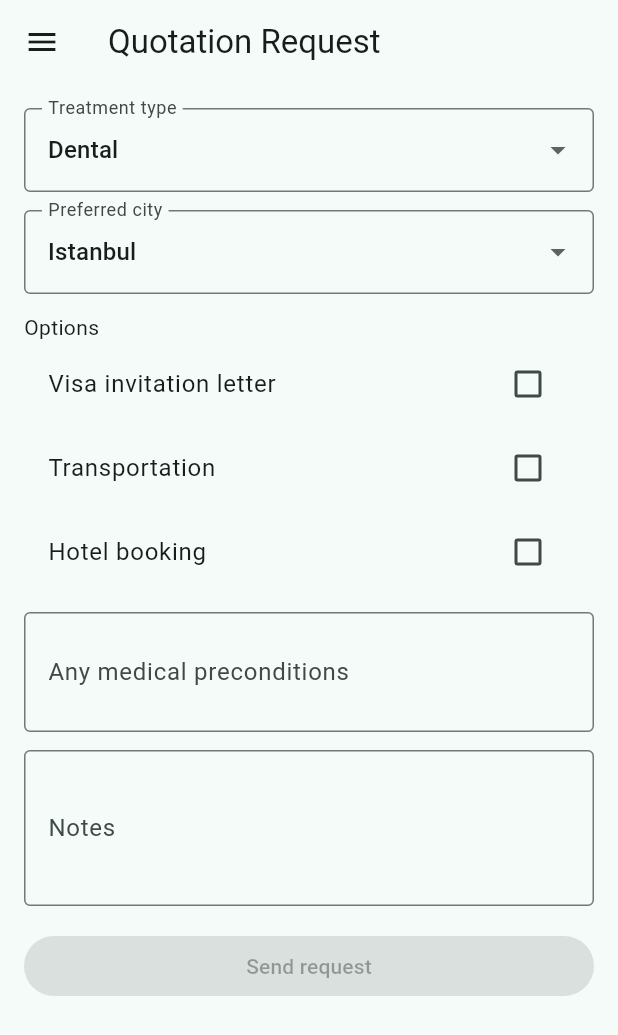
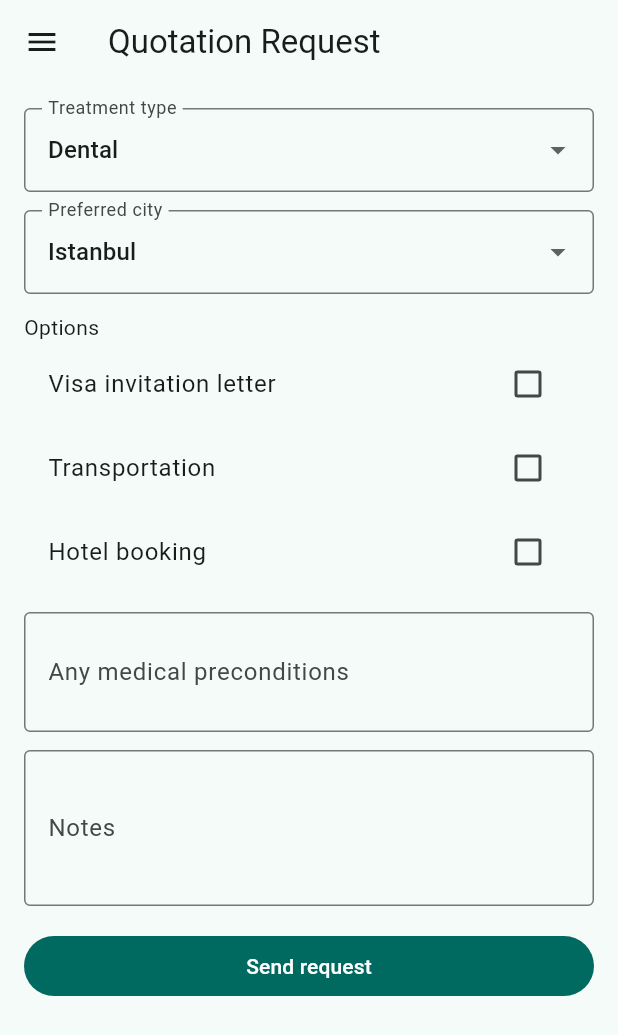
Before and after one commit to knicktart/meditour, a Flutter app: the QuotationPage screen opened by its route, on a phone screen of 412 x 824 dp. Shown: the top 1035 px of the screen. Run offline on Flutter 3.47's test engine with Material 3 defaults, Android fonts, the phone set to English and light mode, and no system bars; our stand-ins replace flutter_riverpod.

Commit message:
Update quotation_page.dart

```diff
--- a/lib/features/quotation/quotation_page.dart
+++ b/lib/features/quotation/quotation_page.dart
@@ -1,11 +1,131 @@
-import 'package:flutter/material.dart';import '../../services/mock_api.dart';
-class QuotationPage extends StatefulWidget{const QuotationPage({super.key});@override State<QuotationPage> createState()=>_S();}
-class _S extends State<QuotationPage>{final _pre=TextEditingController(),_notes=TextEditingController();String _type='Dental',_city='Istanbul';bool _visa=false,_transport=false,_hotel=false,_loading=false;
- @override Widget build(BuildContext c){return Scaffold(appBar:AppBar(title:const Text('Quotation Request')),drawer:Drawer(child:ListView(children:[const DrawerHeader(child:Text('MediTour')),ListTile(leading:const Icon(Icons.home),title:const Text('Home'),onTap:()=>Navigator.pushReplacementNamed(c,'/home'))])),body:SingleChildScrollView(padding:const EdgeInsets.all(16),child:Column(crossAxisAlignment:CrossAxisAlignment.start,children:[
-  DropdownButtonFormField(value:_type,decoration:const InputDecoration(labelText:'Treatment type'),items:const['Dental','Hair','Cosmetic','Orthopedic'].map((e)=>DropdownMenuItem(value:e,child:Text(e))).toList(),onChanged:(v)=>setState(()=>_type=v??'Dental')),const SizedBox(height:12),
-  DropdownButtonFormField(value:_city,decoration:const InputDecoration(labelText:'Preferred city'),items:const['Istanbul','Ankara','Antalya'].map((e)=>DropdownMenuItem(value:e,child:Text(e))).toList(),onChanged:(v)=>setState(()=>_city=v??'Istanbul')),const SizedBox(height:12),
-  const Text('Options'),CheckboxListTile(value:_visa,onChanged:(v)=>setState(()=>_visa=v??false),title:const Text('Visa invitation letter')),CheckboxListTile(value:_transport,onChanged:(v)=>setState(()=>_transport=v??false),title:const Text('Transportation')),CheckboxListTile(value:_hotel,onChanged:(v)=>setState(()=>_hotel=v??false),title:const Text('Hotel booking')),
-  const SizedBox(height:12),TextField(controller:_pre,decoration:const InputDecoration(labelText:'Any medical preconditions'),maxLines:2),const SizedBox(height:12),TextField(controller:_notes,decoration:const InputDecoration(labelText:'Notes'),maxLines:3),const SizedBox(height:16),
-  SizedBox(width:double.infinity,child: FilledButton(onPressed:_loading?null:() async{setState(()=>_loading=True)}, child:Text(_loading?'...':'Send request'))),
- ])));}
+import 'package:flutter/material.dart';
+import '../../services/mock_api.dart';
+
+class QuotationPage extends StatefulWidget {
+  const QuotationPage({super.key});
+  @override
+  State<QuotationPage> createState() => _QuotationPageState();
 }
+
+class _QuotationPageState extends State<QuotationPage> {
+  final _pre = TextEditingController();
+  final _notes = TextEditingController();
+  String _type = 'Dental';
+  String _city = 'Istanbul';
+  bool _visa = false, _transport = false, _hotel = false;
+  bool _loading = false;
+
+  Future<void> _submit() async {
+    setState(() => _loading = true);
+    try {
+      final payload = {
+        'treatment': _type,
+        'city': _city,
+        'visa': _visa,
+        'transportation': _transport,
+        'hotel': _hotel,
+        'preconditions': _pre.text,
+        'notes': _notes.text,
+        'email_to': 'crm@aregongroup.com',
+      };
+      await MockApi.quotation(payload);
+      if (!mounted) return;
+      ScaffoldMessenger.of(context).showSnackBar(
+        const SnackBar(content: Text('Request sent. We will contact you soon.')),
+      );
+    } catch (e) {
+      if (!mounted) return;
+      ScaffoldMessenger.of(context).showSnackBar(
+        SnackBar(content: Text('Error: $e')),
+      );
+    } finally {
+      if (mounted) setState(() => _loading = false);
+    }
+  }
+
+  @override
+  Widget build(BuildContext context) {
+    return Scaffold(
+      appBar: AppBar(title: const Text('Quotation Request')),
+      drawer: Drawer(
+        child: ListView(
+          children: [
+            const DrawerHeader(child: Text('MediTour')),
+            ListTile(
+              leading: const Icon(Icons.home),
+              title: const Text('Home'),
+              onTap: () => Navigator.pushReplacementNamed(context, '/home'),
+            ),
+          ],
+        ),
+      ),
+      body: SingleChildScrollView(
+        padding: const EdgeInsets.all(16),
+        child: Column(
+          crossAxisAlignment: CrossAxisAlignment.start,
+          children: [
+            DropdownButtonFormField<String>(
+              value: _type,
+              decoration: const InputDecoration(labelText: 'Treatment type'),
+              items: const [
+                DropdownMenuItem(value: 'Dental', child: Text('Dental')),
+                DropdownMenuItem(value: 'Hair', child: Text('Hair')),
+                DropdownMenuItem(value: 'Cosmetic', child: Text('Cosmetic')),
+                DropdownMenuItem(value: 'Orthopedic', child: Text('Orthopedic')),
+              ],
+              onChanged: (v) => setState(() => _type = v ?? 'Dental'),
+            ),
+            const SizedBox(height: 12),
+            DropdownButtonFormField<String>(
+              value: _city,
+              decoration: const InputDecoration(labelText: 'Preferred city'),
+              items: const [
+                DropdownMenuItem(value: 'Istanbul', child: Text('Istanbul')),
+                DropdownMenuItem(value: 'Ankara', child: Text('Ankara')),
+                DropdownMenuItem(value: 'Antalya', child: Text('Antalya')),
+              ],
+              onChanged: (v) => setState(() => _city = v ?? 'Istanbul'),
+            ),
+            const SizedBox(height: 12),
+            const Text('Options'),
+            CheckboxListTile(
+              value: _visa,
+              onChanged: (v) => setState(() => _visa = v ?? false),
+              title: const Text('Visa invitation letter'),
+            ),
+            CheckboxListTile(
+              value: _transport,
+              onChanged: (v) => setState(() => _transport = v ?? false),
+              title: const Text('Transportation'),
+            ),
+            CheckboxListTile(
+              value: _hotel,
+              onChanged: (v) => setState(() => _hotel = v ?? false),
+              title: const Text('Hotel booking'),
+            ),
+            const SizedBox(height: 12),
+            TextField(
+              controller: _pre,
+              decoration: const InputDecoration(labelText: 'Any medical preconditions'),
+              maxLines: 2,
+            ),
+            const SizedBox(height: 12),
+            TextField(
+              controller: _notes,
+              decoration: const InputDecoration(labelText: 'Notes'),
+              maxLines: 3,
+            ),
+            const SizedBox(height: 16),
+            SizedBox(
+              width: double.infinity,
+              child: FilledButton(
+                onPressed: _loading ? null : _submit,
+                child: Text(_loading ? '...' : 'Send request'),
+              ),
+            ),
+          ],
+        ),
+      ),
+    );
+  }
+}
```
